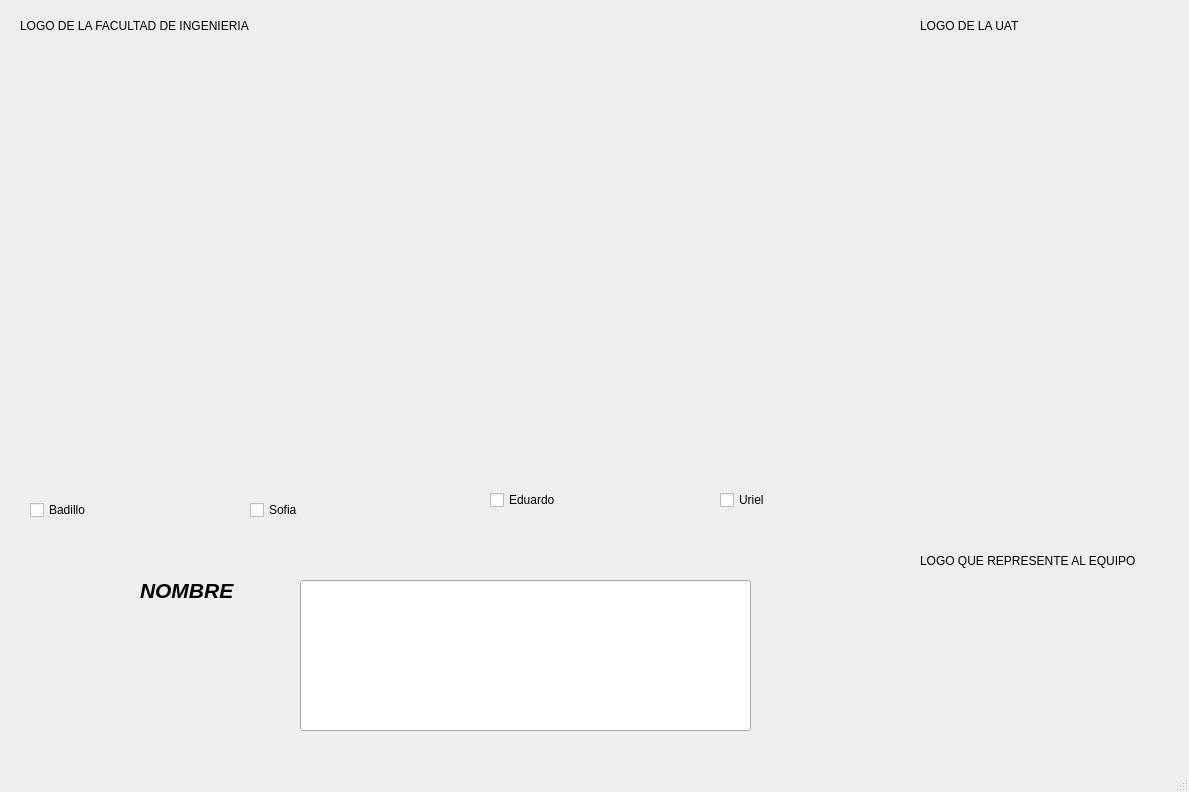
Above: UNIDAD 2/P2_Seleccion_equipo.ui from UrielGG777/prueba-subirrepost before the change. Below: the same form after it.
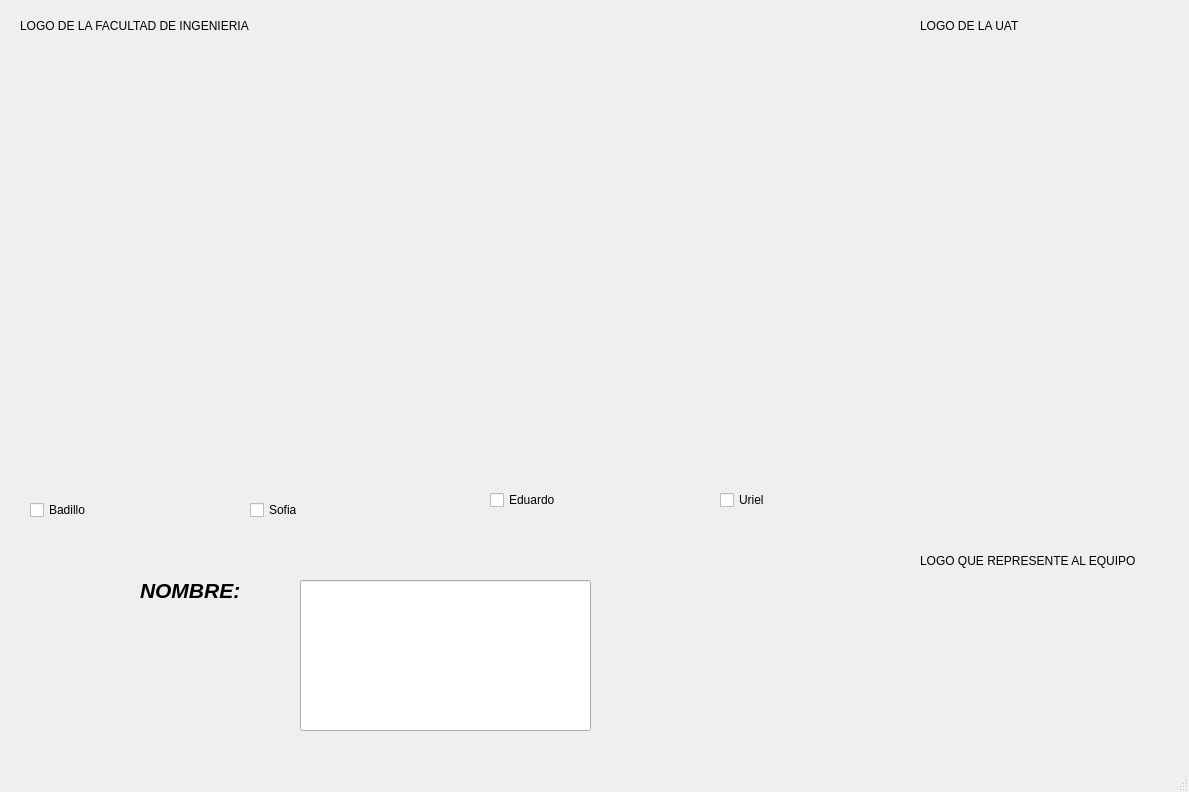
That is the form after the change. Icons and pictures are not drawn.

```diff
--- a/UNIDAD 2/P2_Seleccion_equipo.ui
+++ b/UNIDAD 2/P2_Seleccion_equipo.ui
@@ -104,7 +104,7 @@
    <widget class="QLabel" name="img_persona">
     <property name="geometry">
      <rect>
-      <x>10</x>
+      <x>20</x>
       <y>320</y>
       <width>191</width>
       <height>151</height>
@@ -135,7 +135,7 @@
      </font>
     </property>
     <property name="text">
-     <string>NOMBRE</string>
+     <string>NOMBRE:</string>
     </property>
    </widget>
    <widget class="QCheckBox" name="cb_badillo">
@@ -243,7 +243,7 @@
      <rect>
       <x>300</x>
       <y>580</y>
-      <width>451</width>
+      <width>291</width>
       <height>151</height>
      </rect>
     </property>
```
Left out of the diff: 35 changed lines with no effect on the pictures.
